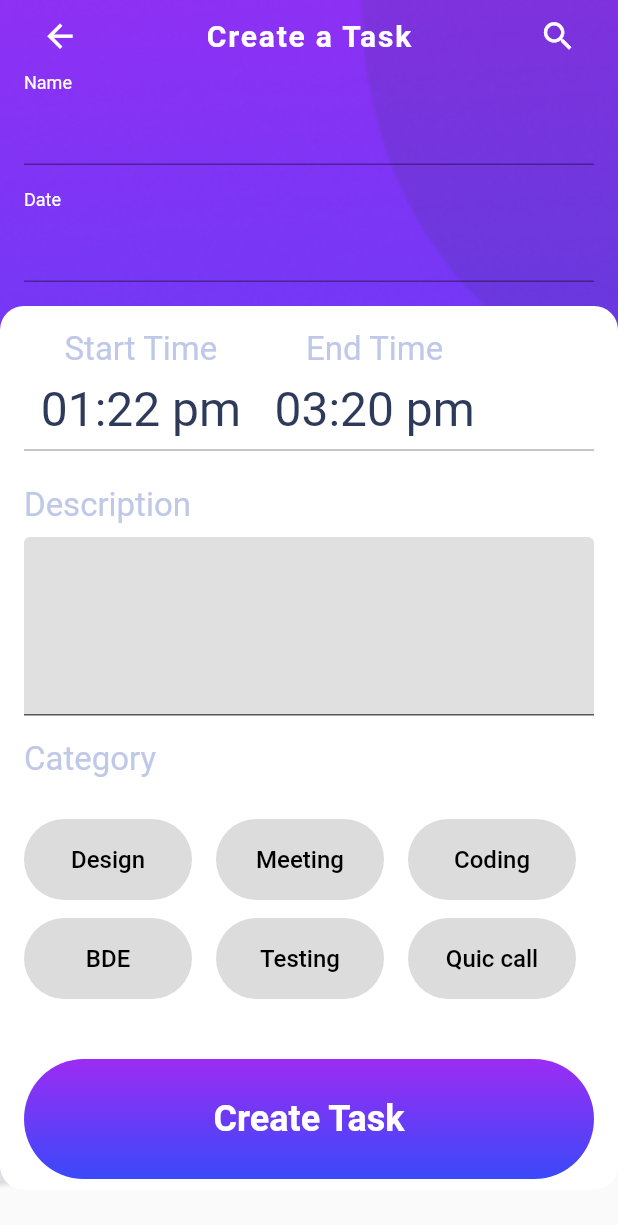
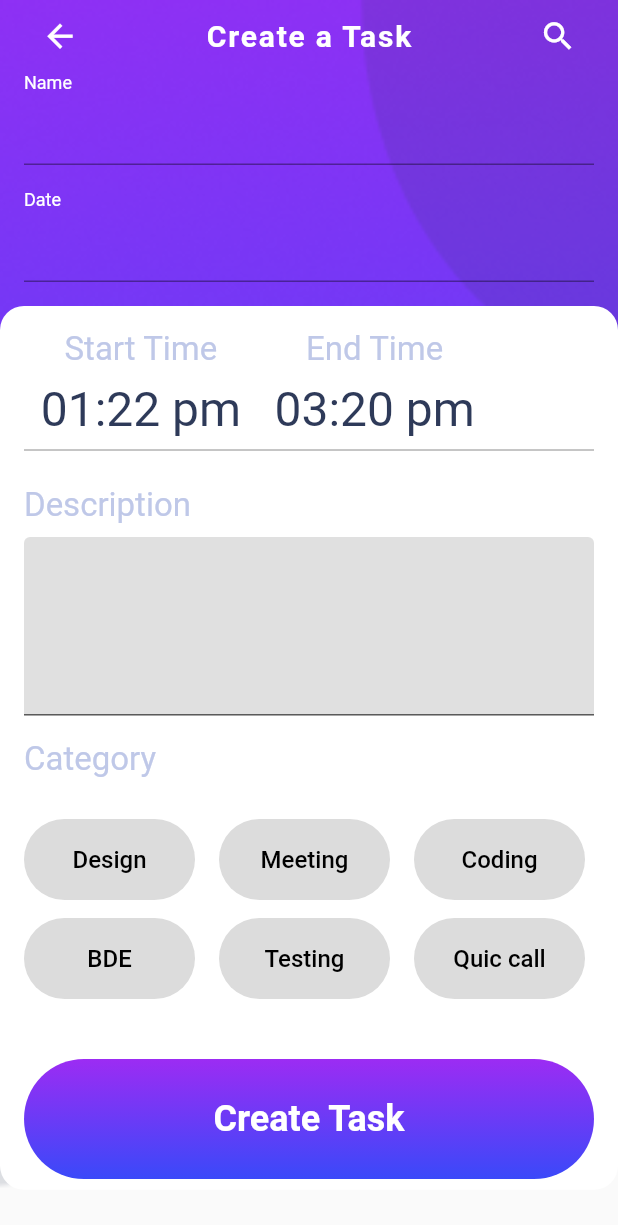
Before and after one commit to ZayniddinMamarasulov/task-manager, a Flutter app: the screen it shows after launch, on a phone screen of 412 x 824 dp. Shown: the top 1225 px of the screen. Run offline on Flutter 3.47's test engine with Material 2 defaults, Android fonts, the phone set to English and light mode, and no system bars.

Commit message:
11111111

```diff
--- a/lib/screen/create_task/create_task.dart
+++ b/lib/screen/create_task/create_task.dart
@@ -180,7 +180,7 @@ class _CreateTaskScreenState extends State<CreateTaskScreen> {
                           return ChoiceChip(
                             label: SizedBox(
                               height: 30,
-                              width: 80,
+                              width: 82,
                               child: Center(
                                 child: Text(
                                   topic.title,
```
